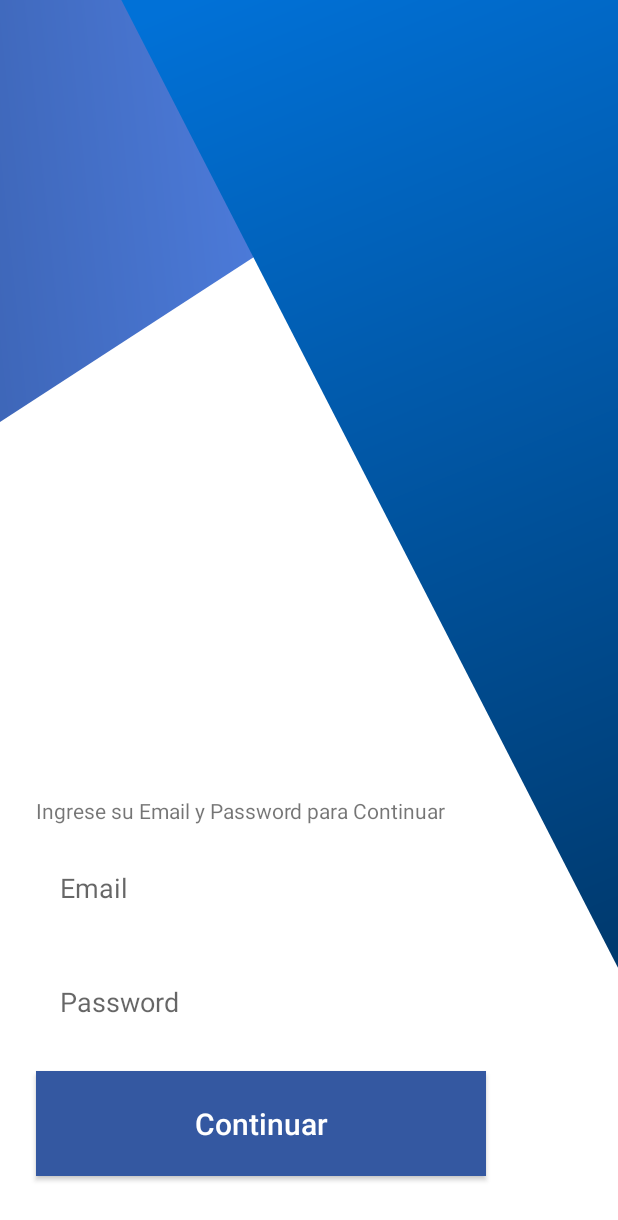
After one commit to dewebsic/MarketplaceDeVentas, an Android app: the SuppportActivity screen opened directly, with no data from a screen before it, on a phone screen of 412 x 824 dp. The commit adds this screen. Shown: the top 1220 px of the screen. Run offline under Robolectric (Android 15) with nearby library versions, the phone set to English and light mode, and no system bars.

Commit message:
acceso para configuraciones

```diff
--- a/app/src/main/AndroidManifest.xml
+++ b/app/src/main/AndroidManifest.xml
@@ -9,6 +9,7 @@
         android:roundIcon="@mipmap/ic_launcher_round"
         android:supportsRtl="true"
         android:theme="@style/AppTheme">
+        <activity android:name=".SuppportActivity"></activity>
         <activity android:name=".IntroductoryActivity">
             <intent-filter>
                 <action android:name="android.intent.action.MAIN" />
@@ -19,9 +20,7 @@
         <activity android:name=".LibreriaActivity" />
         <activity android:name=".SuperMarketActivity" />
         <activity android:name=".LoginActivity" />
-        <activity android:name=".MainActivity">
-
-        </activity>
+        <activity android:name=".MainActivity"></activity>
     </application>
 
 </manifest>
--- a/app/src/main/java/cl/dewebsic/marketplacedeventas/MainActivity.java
+++ b/app/src/main/java/cl/dewebsic/marketplacedeventas/MainActivity.java
@@ -112,4 +112,11 @@ public class MainActivity extends AppCompatActivity implements IComunationFragme
         Intent next = new Intent(MainActivity.this, LibreriaActivity.class);
         startActivity(next);
     }
+
+    @Override
+    public void support(){
+
+        Intent next = new Intent(MainActivity.this, SuppportActivity.class);
+        startActivity(next);
+    }
 }
--- /dev/null
+++ b/app/src/main/java/cl/dewebsic/marketplacedeventas/SuppportActivity.java
@@ -0,0 +1,14 @@
+package cl.dewebsic.marketplacedeventas;
+
+import androidx.appcompat.app.AppCompatActivity;
+
+import android.os.Bundle;
+
+public class SuppportActivity extends AppCompatActivity {
+
+    @Override
+    protected void onCreate(Bundle savedInstanceState) {
+        super.onCreate(savedInstanceState);
+        setContentView(R.layout.activity_suppport);
+    }
+}
--- a/app/src/main/java/cl/dewebsic/marketplacedeventas/dashboard.java
+++ b/app/src/main/java/cl/dewebsic/marketplacedeventas/dashboard.java
@@ -34,7 +34,7 @@ public class dashboard extends Fragment {
 
     View view;
     Activity activity;
-    CardView cardSesion,cardSuper,cardLibreria;
+    CardView cardSesion,cardSuper,cardLibreria,cardConfiguration;
     IComunationFragments  comunationFragments;
     public dashboard() {
         // Required empty public constructor
@@ -77,6 +77,7 @@ public class dashboard extends Fragment {
         cardSesion = view.findViewById(R.id.cardSesion);
         cardSuper = view.findViewById(R.id.cardSuper);
         cardLibreria = view.findViewById(R.id.cardLibrerias);
+        cardConfiguration = view.findViewById(R.id.cardConfiguration);
 
         cardSesion.setOnClickListener(new View.OnClickListener(){
 
@@ -102,6 +103,14 @@ public class dashboard extends Fragment {
             }
         });
 
+        cardConfiguration.setOnClickListener(new View.OnClickListener(){
+
+            @Override
+            public void onClick(View view) {
+                comunationFragments.support();
+            }
+        });
+
         return view;
     }
 
--- a/app/src/main/java/cl/dewebsic/marketplacedeventas/interfaces/IComunationFragments.java
+++ b/app/src/main/java/cl/dewebsic/marketplacedeventas/interfaces/IComunationFragments.java
@@ -5,5 +5,6 @@ public interface IComunationFragments {
     public void iniciarSesion();
     public void supermercados();
     public void librerias();
+    public void support();
 
 }
--- /dev/null
+++ b/app/src/main/res/drawable/custom_input.xml
@@ -0,0 +1,5 @@
+<?xml version="1.0" encoding="utf-8"?>
+<selector xmlns:android="http://schemas.android.com/apk/res/android">
+    <corners android:radius="5dp" />
+    <solid android:color="#fff"/>
+</selector>
--- /dev/null
+++ b/app/src/main/res/drawable/ic_background_support.xml
@@ -0,0 +1,38 @@
+<vector xmlns:android="http://schemas.android.com/apk/res/android"
+    xmlns:aapt="http://schemas.android.com/aapt"
+    android:width="360dp"
+    android:height="640dp"
+    android:viewportWidth="360"
+    android:viewportHeight="640">
+  <path
+      android:pathData="M0,0h360v640h-360z"
+      android:fillColor="#fff"/>
+  <path
+      android:pathData="M0.001,0h360v10.634l-360,207.846Z">
+    <aapt:attr name="android:fillColor">
+      <gradient
+          android:startY="6.1174397"
+          android:startX="309.601"
+          android:endY="58.989597"
+          android:endX="-134.99901"
+          android:type="linear">
+        <item android:offset="0" android:color="#FF5B90FC"/>
+        <item android:offset="1" android:color="#FF3458A1"/>
+      </gradient>
+    </aapt:attr>
+  </path>
+  <path
+      android:pathData="M70.674,0L360,0L360,501.127Z">
+    <aapt:attr name="android:fillColor">
+      <gradient
+          android:startY="-30.568748"
+          android:startX="197.39879"
+          android:endY="501.127"
+          android:endX="387.7753"
+          android:type="linear">
+        <item android:offset="0" android:color="#FF0171D7"/>
+        <item android:offset="1" android:color="#FF00386B"/>
+      </gradient>
+    </aapt:attr>
+  </path>
+</vector>
--- a/app/src/main/res/layout/activity_main.xml
+++ b/app/src/main/res/layout/activity_main.xml
@@ -12,7 +12,7 @@
 
     <include
         android:layout_width="match_parent"
-        android:layout_height="match_parent"
+        android:layout_height="?attr/actionBarSize"
         layout="@layout/app_bar_main"
         />
     <com.google.android.material.navigation.NavigationView
--- /dev/null
+++ b/app/src/main/res/layout/activity_suppport.xml
@@ -0,0 +1,71 @@
+<?xml version="1.0" encoding="utf-8"?>
+<androidx.constraintlayout.widget.ConstraintLayout xmlns:android="http://schemas.android.com/apk/res/android"
+    xmlns:app="http://schemas.android.com/apk/res-auto"
+    xmlns:tools="http://schemas.android.com/tools"
+    android:layout_width="match_parent"
+    android:layout_height="match_parent"
+    tools:context=".SuppportActivity"
+    android:background="@drawable/ic_background_support">
+
+    <Button
+        android:id="@+id/button"
+        android:layout_width="300dp"
+        android:layout_height="70dp"
+        android:layout_marginStart="24dp"
+        android:layout_marginBottom="40dp"
+        android:background="#3458A1"
+        android:text="Continuar"
+        android:textAllCaps="false"
+        android:textColor="#fff"
+        android:textSize="20sp"
+        app:layout_constraintBottom_toBottomOf="parent"
+        app:layout_constraintStart_toStartOf="parent" />
+
+    <EditText
+        android:id="@+id/textPassword"
+        android:layout_width="300dp"
+        android:layout_height="60dp"
+        android:layout_marginBottom="16dp"
+        android:background="@drawable/custom_input"
+        android:elevation="2dp"
+        android:ems="10"
+        android:hint="Password"
+        android:inputType="textPassword"
+        android:paddingStart="16dp"
+        android:paddingLeft="16dp"
+        android:paddingEnd="16dp"
+        android:paddingRight="16dp"
+        app:layout_constraintBottom_toTopOf="@+id/button"
+        app:layout_constraintEnd_toEndOf="@+id/button"
+        app:layout_constraintHorizontal_bias="0.0"
+        app:layout_constraintStart_toStartOf="@+id/button" />
+
+    <TextView
+        android:id="@+id/textView2"
+        android:layout_width="wrap_content"
+        android:layout_height="wrap_content"
+        android:layout_marginBottom="12dp"
+        android:text="Ingrese su Email y Password para Continuar"
+        app:layout_constraintBottom_toTopOf="@id/textEmail"
+        app:layout_constraintStart_toStartOf="@+id/textEmail" />
+
+    <EditText
+        android:id="@+id/textEmail"
+        android:layout_width="300dp"
+        android:layout_height="60dp"
+        android:layout_marginBottom="16dp"
+        android:background="@drawable/custom_input"
+        android:elevation="2dp"
+        android:ems="10"
+        android:hint="Email"
+        android:inputType="textPersonName"
+        android:paddingLeft="16dp"
+        android:paddingEnd="16dp"
+        android:paddingRight="16dp"
+        app:layout_constraintBottom_toTopOf="@+id/textPassword"
+        app:layout_constraintEnd_toEndOf="@+id/textPassword"
+        app:layout_constraintHorizontal_bias="0.0"
+        app:layout_constraintStart_toStartOf="@id/textPassword" />
+
+
+</androidx.constraintlayout.widget.ConstraintLayout>
--- a/app/src/main/res/layout/app_bar_main.xml
+++ b/app/src/main/res/layout/app_bar_main.xml
@@ -24,5 +24,6 @@
     <FrameLayout
         android:layout_width="match_parent"
         android:layout_height="match_parent"
-        android:id="@+id/frame"/>
+        android:id="@+id/frame"
+        android:layout_gravity="start"/>
 </androidx.coordinatorlayout.widget.CoordinatorLayout>
--- a/app/src/main/res/layout/fragment_dashboard.xml
+++ b/app/src/main/res/layout/fragment_dashboard.xml
@@ -197,6 +197,7 @@
             </LinearLayout>
         </androidx.cardview.widget.CardView>
         <androidx.cardview.widget.CardView
+            android:id="@+id/cardConfiguration"
             android:layout_width="wrap_content"
             android:layout_height="wrap_content"
             android:layout_row="2"
```
